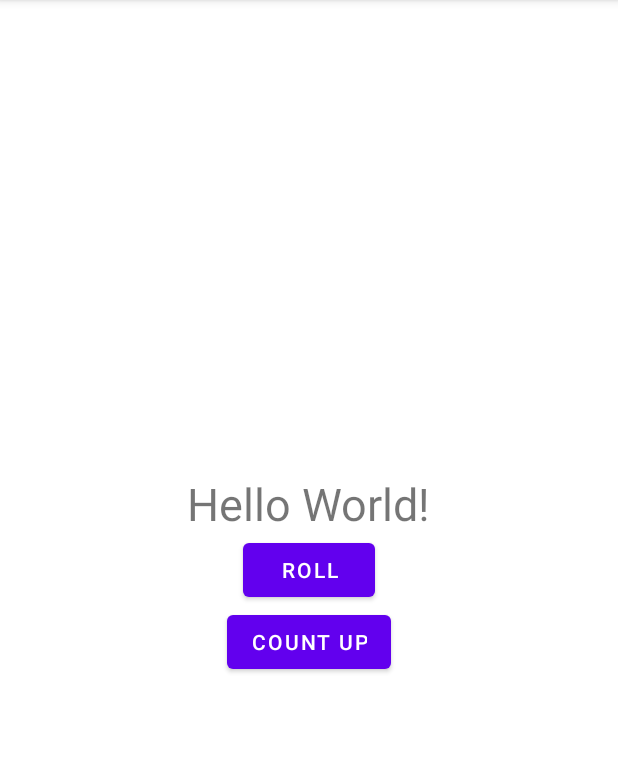
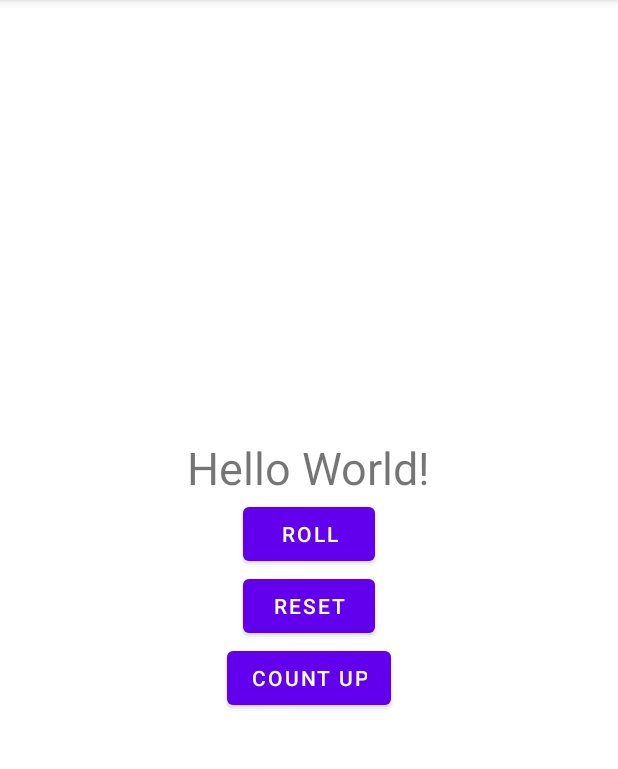
Before and after one commit to vishalpgdev/MyGL2RollDice, an Android app: the screen it shows after launch (MainActivity), on a phone screen of 412 x 824 dp, the part 84-853 px from its top. Run offline under Robolectric (Android 15) with nearby library versions, the phone set to English and light mode, and no system bars.

```diff
--- a/app/src/main/java/com/pavansgroup/vishaltraining/mygl2rolldice/MainActivity.kt
+++ b/app/src/main/java/com/pavansgroup/vishaltraining/mygl2rolldice/MainActivity.kt
@@ -14,7 +14,10 @@ class MainActivity : AppCompatActivity() {
         resultText = findViewById(R.id.resultText)
         val rollButton: Button = findViewById(R.id.btnRoll)
         val countButton: Button = findViewById(R.id.btnCountUP)
+        val resetButton: Button = findViewById(R.id.btnReset)
+        //Button Roll Dice.
         rollButton.setOnClickListener { rollDice() }
+        //Button Count.
         countButton.setOnClickListener {
             val currenText = resultText.text.toString()
             if (currenText == "Hello World!") {
@@ -27,6 +30,10 @@ class MainActivity : AppCompatActivity() {
                 resultText.text = d.toString()
             }
         }
+        //Button Reset Event.
+        resetButton.setOnClickListener {
+            resultText.text = 0.toString()
+        }
     }
 
     private fun rollDice() {
--- a/app/src/main/res/layout/activity_main.xml
+++ b/app/src/main/res/layout/activity_main.xml
@@ -22,7 +22,12 @@
         android:layout_height="wrap_content"
         android:layout_gravity="center_horizontal"
         android:text="@string/roll_label" />
-
+<Button
+    android:id="@+id/btnReset"
+    android:layout_width="wrap_content"
+    android:layout_height="wrap_content"
+    android:layout_gravity="center_horizontal"
+    android:text="@string/reset" />
     <Button
         android:id="@+id/btnCountUP"
         android:layout_width="wrap_content"
--- a/app/src/main/res/values/strings.xml
+++ b/app/src/main/res/values/strings.xml
@@ -2,4 +2,5 @@
     <string name="app_name">Dice Roller</string>
     <string name="roll_label">Roll</string>
     <string name="count_up">Count UP</string>
+    <string name="reset">Reset</string>
 </resources>
```
